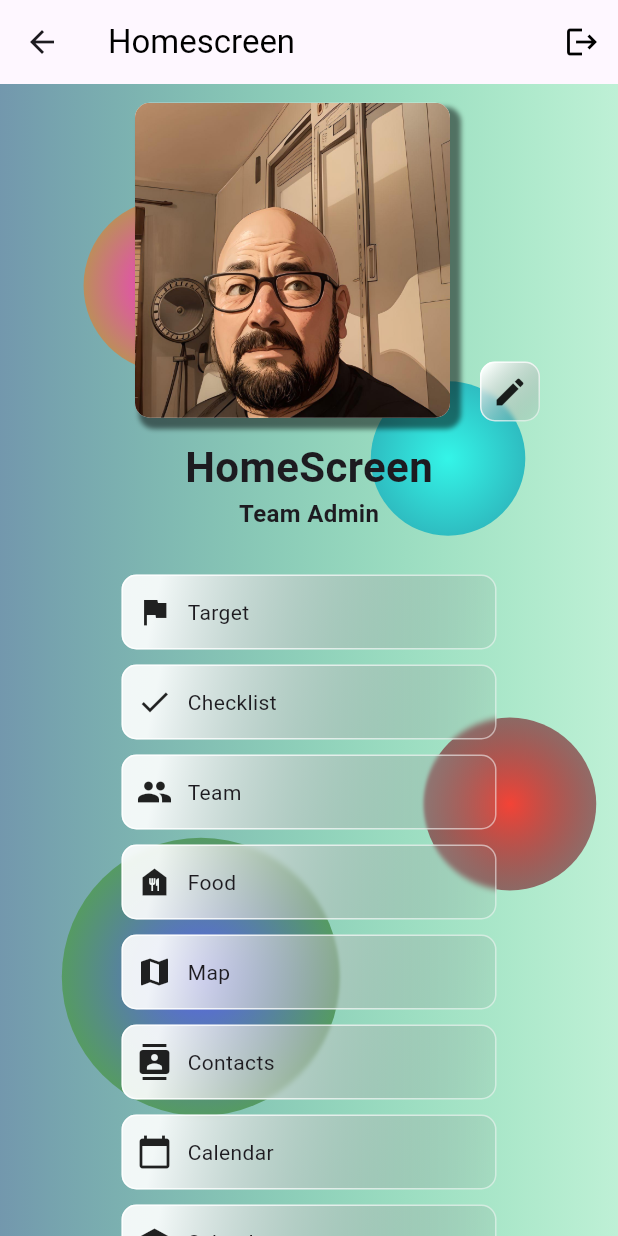
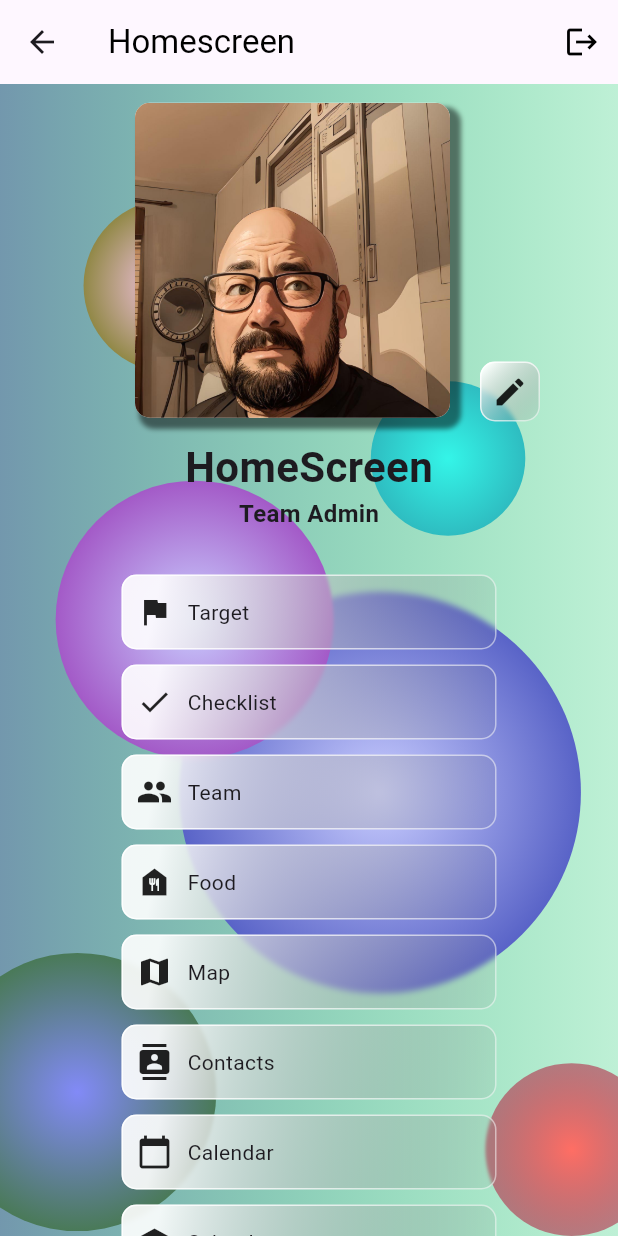
Before and after one commit to mfranky78/FamilyBoard, a Flutter app: the HomeScreen screen opened by its route, on a phone screen of 412 x 824 dp. Run offline on Flutter 3.47's test engine with Material 3 defaults, Android fonts, the light colour scheme and no system bars; drawn by our look-alikes of glassmorphism; our stand-ins replace animated_splash_screen, cloud_firestore, dio, firebase_auth, firebase_core, google_sign_in and 3 more; missing offline and left inert: flutter_simple_calculator, onboarding; accounts and stored records are empty; Roboto replaces fonts that are missing (assets/fonts/OriginalSurfer-Regular.ttf).

Commit message:
BackroundScreen

```diff
--- a/lib/core/backround_screen.dart
+++ b/lib/core/backround_screen.dart
@@ -20,42 +20,75 @@ class BackroundScreen extends StatelessWidget {
             child: LayoutBuilder(builder: (context, constraints) {
               return Stack(
                 children: [
+
                 Positioned(
-                    top: constraints.maxHeight * 0.5,
-                    left: constraints.maxWidth * 0.10,
+                    top: constraints.maxHeight * 0.6,
+                    left: constraints.maxWidth * -0.10,
                     child: Container(
                       height: constraints.maxHeight * 0.55,
                       width: constraints.maxWidth * 0.45,
                       decoration: const BoxDecoration(
                           gradient: RadialGradient(
                             colors: [
-                              Color.fromRGBO(89, 99, 236, 1),
-                              Color.fromRGBO(84, 177, 44, 1)
+                              Color.fromRGBO(130, 138, 247, 1),
+                              Color.fromRGBO(51, 115, 24, 1)
                             ],
                             radius: 0.7,
                           ),
-
-                          //color: Colors.red,
-
                           shape: BoxShape.circle),
                     )),
+
+                     Positioned(
+                    top: constraints.maxHeight * 0.34,
+                    left: constraints.maxWidth * 0.29,
+                    child: Container(
+                      height: constraints.maxHeight * 0.55,
+                      width: constraints.maxWidth * 0.65,
+                      decoration: const BoxDecoration(
+                          gradient: RadialGradient(
+                            colors: [
+                              Color.fromRGBO(201, 205, 255, 1),
+                              Color.fromRGBO(44, 57, 177, 1)
+                            ],
+                            radius: 0.7,
+                          ),
+                          shape: BoxShape.circle),
+                    )),
+
+                     Positioned(
+                    top: constraints.maxHeight * 0.19,
+                    left: constraints.maxWidth * 0.09,
+                    child: Container(
+                      height: constraints.maxHeight * 0.55,
+                      width: constraints.maxWidth * 0.45,
+                      decoration: const BoxDecoration(
+                          gradient: RadialGradient(
+                            colors: [
+                              Color.fromRGBO(201, 205, 255, 1),
+                              Color.fromRGBO(148, 44, 177, 1)
+                            ],
+                            radius: 0.7,
+                          ),
+                          shape: BoxShape.circle),
+                    )),
+
                 Positioned(
-                    top: constraints.maxHeight * 0.55,
-                    right: constraints.maxWidth * 0.00,
+                    top: constraints.maxHeight * 0.85,
+                    right: constraints.maxWidth * -0.10,
                     child: Container(
                       height: constraints.maxHeight * 0.15,
                       width: constraints.maxWidth * 0.35,
                       decoration: BoxDecoration(
                           gradient: RadialGradient(
                             colors: [
-                              Colors.red,
-                              const Color.fromARGB(255, 75, 22, 40)
+                              Color.fromARGB(255, 255, 110, 100),
+                              Color.fromARGB(255, 148, 37, 74)
                                   .withOpacity(0.5)
                             ],
                             radius: 0.7,
                           ),
 
-                          // color: Colors.red,
+
 
                           shape: BoxShape.circle),
                     )),
@@ -68,13 +101,13 @@ class BackroundScreen extends StatelessWidget {
                       decoration: const BoxDecoration(
                           gradient: RadialGradient(
                             colors: [
-                              Color.fromRGBO(245, 52, 210, 1),
-                              Color.fromRGBO(166, 177, 44, 1)
+                              Color.fromRGBO(255, 201, 245, 1),
+                              Color.fromRGBO(101, 110, 0, 1)
                             ],
                             radius: 0.7,
                           ),
 
-                          //color: Colors.red,
+
 
                           shape: BoxShape.circle),
                     )),
@@ -93,7 +126,7 @@ class BackroundScreen extends StatelessWidget {
                             radius: 0.7,
                           ),
 
-                          //color: Colors.red,
+
 
                           shape: BoxShape.circle),
 
--- a/lib/features/app_configuration/presentation/pages/login_page.dart
+++ b/lib/features/app_configuration/presentation/pages/login_page.dart
@@ -4,9 +4,9 @@ import 'package:famibo/core/custom_button.dart';
 import 'package:famibo/core/cutom_button_asset_image.dart';
 import 'package:famibo/core/textfield_button.dart';
 import 'package:famibo/core/textfield_password.dart';
-import 'package:famibo/features/app_configuration/presentation/pages/screens/home_screen_page.dart';
-import 'package:famibo/features/app_configuration/presentation/pages/screens/password_forget_page.dart';
 import 'package:famibo/features/app_configuration/presentation/pages/screens/regestration_page.dart';
+import 'package:famibo/features_1/app_configuration/presentation_1/pages_1/screens_pages/home_screen_page.dart';
+import 'package:famibo/features_1/app_configuration/presentation_1/pages_1/screens_pages/password_forget_page.dart';
 import 'package:firebase_auth/firebase_auth.dart';
 import 'package:flutter/material.dart';
 import 'package:glassmorphism/glassmorphism.dart';
--- a/lib/main.dart
+++ b/lib/main.dart
@@ -10,6 +10,7 @@ import 'package:famibo/features_1/app_configuration/presentation_1/pages_1/team_
 import 'package:famibo/features_1/app_configuration/presentation_1/widgets/calculator.dart';
 import 'package:famibo/features_1/onboarding/domain/user_model.dart';
 import 'package:famibo/features_1/onboarding/onboarding_page.dart';
+import 'package:famibo/firebase_options.dart';
 import 'package:famibo/widget_tree.dart';
 import 'package:firebase_core/firebase_core.dart';
 import 'package:flutter/material.dart';
@@ -23,7 +24,9 @@ void main() async {
   await Hive.openBox<User>("userBox");
 
    WidgetsFlutterBinding.ensureInitialized();
-  await Firebase.initializeApp();
+  await Firebase.initializeApp(
+    options: DefaultFirebaseOptions.currentPlatform,
+);
   runApp(const MyApp());
 }
 
```
Also changed, not shown: lib/features/testfolder/testfolder.dart (deleted, +0 -103 lines), lib/firebase_options.dart, 31 other files.
